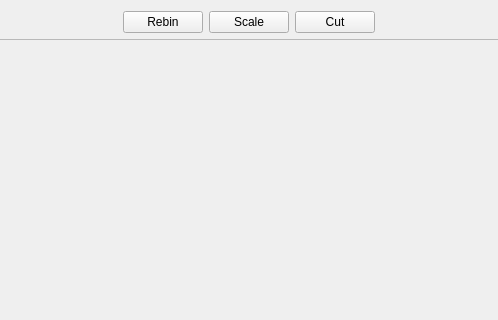
Before: the Qt Designer form Code/Mantid/Vates/VatesSimpleGui/ViewWidgets/inc/MantidVatesSimpleGuiViewWidgets/StandardView.ui in mantidproject/mantid, drawn with Qt 5; both pictures show x 158 to 656 and y 0 to 320 of the 814 by 668 pixel window.
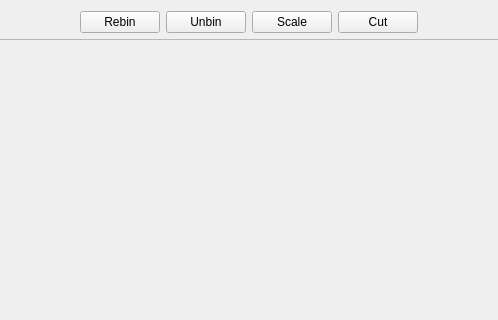
After: the same form once the commit is applied.

The edit to the form file:
```diff
--- a/Code/Mantid/Vates/VatesSimpleGui/ViewWidgets/inc/MantidVatesSimpleGuiViewWidgets/StandardView.ui
+++ b/Code/Mantid/Vates/VatesSimpleGui/ViewWidgets/inc/MantidVatesSimpleGuiViewWidgets/StandardView.ui
@@ -39,6 +39,13 @@
         </property>
       </widget>
     </item>
+     <item>
+      <widget class="QPushButton" name="unbinButton">
+       <property name="text">
+        <string>Unbin</string>
+       </property>
+      </widget>
+     </item>
      <item>
       <widget class="QPushButton" name="scaleButton">
        <property name="toolTip">
```
Lines whose indentation alone changed are shown as unchanged.
